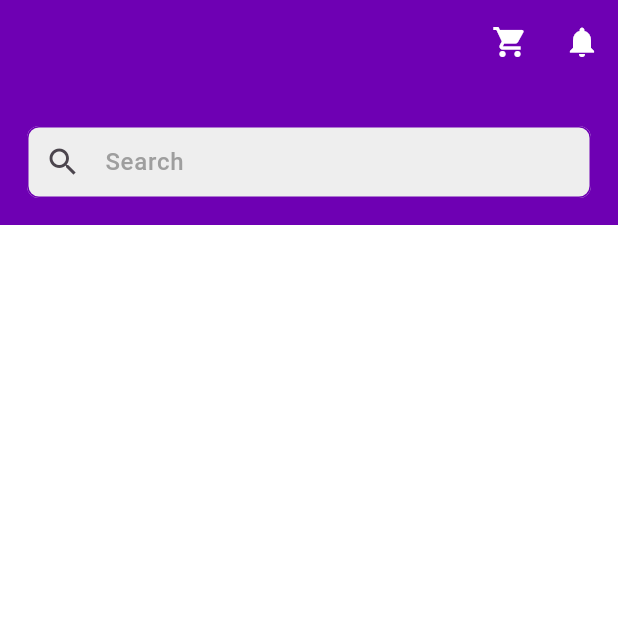
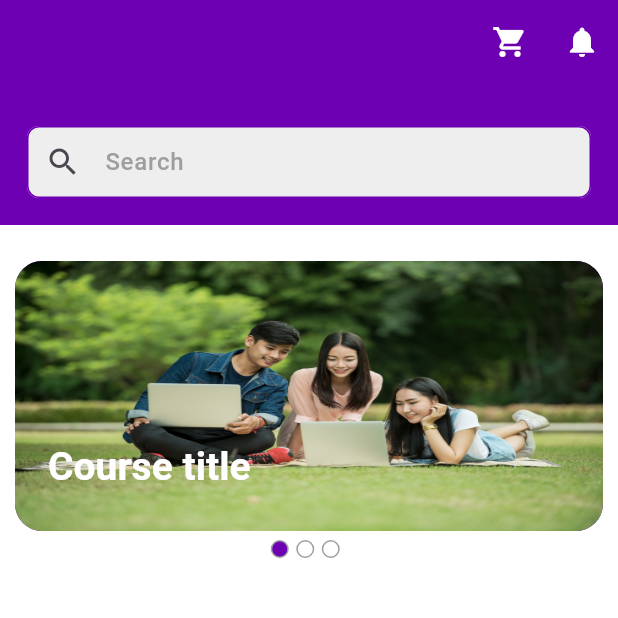
Before and after one commit to Ashraful-bijoy/learning_management_system, a Flutter app: the StudentHomeScreen screen opened directly, on a phone screen of 412 x 824 dp, the top half of it. Run offline on Flutter 3.47's test engine with Material 3 defaults, Android fonts, the phone set to English and light mode, and no system bars; drawn by our look-alikes of carousel_slider; our stand-ins replace get, lottie.

Commit message:
-new things added

```diff
--- a/lib/presentation/ui/screens/student/student_home_screen.dart
+++ b/lib/presentation/ui/screens/student/student_home_screen.dart
@@ -1,5 +1,7 @@
+import 'package:carousel_slider/carousel_slider.dart';
 import 'package:flutter/material.dart';
 import 'package:learning_management_system/presentation/ui/utils/app_colors.dart';
+import 'package:learning_management_system/presentation/ui/utils/assets_path.dart';
 import 'package:learning_management_system/presentation/ui/widgets/custom_app_bar_with_search.dart';
 
 class StudentHomeScreen extends StatefulWidget {
@@ -11,6 +13,7 @@ class StudentHomeScreen extends StatefulWidget {
 
 class _StudentHomeScreenState extends State<StudentHomeScreen> {
   final TextEditingController _searchController = TextEditingController();
+  final ValueNotifier<int> _selectedIndex = ValueNotifier(0);
 
   @override
   Widget build(BuildContext context) {
@@ -19,17 +22,85 @@ class _StudentHomeScreenState extends State<StudentHomeScreen> {
       body: CustomScrollView(
         slivers: [
           CustomAppBarWithSearch(searchController: _searchController),
-          const SliverToBoxAdapter(
+          SliverToBoxAdapter(
             child: Padding(
-              padding: EdgeInsets.all(16.0),
+              padding: const EdgeInsets.all(8.0),
               child: Column(
                 children: [
-                  SizedBox(height: 16),
+                  const SizedBox(height: 16),
                   Column(
                     children: [
-
+                      CarouselSlider(
+                        options: CarouselOptions(
+                          height: 180.0,
+                          viewportFraction: 1,
+                          onPageChanged: (index, reason) {
+                            _selectedIndex.value = index;
+                          },
+                        ),
+                        items: [1, 2, 3].map((i) {
+                          return Builder(
+                            builder: (BuildContext context) {
+                              return Container(
+                                width: MediaQuery.of(context).size.width,
+                                margin:
+                                    const EdgeInsets.symmetric(horizontal: 2.0),
+                                decoration: BoxDecoration(
+                                  color: AppColors.themeColor,
+                                  borderRadius: BorderRadius.circular(18),
+                                ),
+                                child: Stack(
+                                  children: [
+                                    ClipRRect(
+                                      borderRadius: BorderRadius.circular(18),
+                                      child: Image.asset(
+                                        AssetsPath.studyingImage,
+                                        height: 180,
+                                        width: double.maxFinite,
+                                        fit: BoxFit.fill,
+                                      ),
+                                    ),
+                                    Positioned(
+                                      left: 16,
+                                      bottom: 10,
+                                      child: _buildSliderProductTitleAndButton(
+                                        context,
+                                      ),
+                                    )
+                                  ],
+                                ),
+                              );
+                            },
+                          );
+                        }).toList(),
+                      ),
+                      const SizedBox(
+                        height: 6,
+                      ),
+                      ValueListenableBuilder(
+                          valueListenable: _selectedIndex,
+                          builder: (context, currentIndex, _) {
+                            return Row(
+                              mainAxisAlignment: MainAxisAlignment.center,
+                              children: [
+                                for (int i = 0; i < 3; i++)
+                                  Container(
+                                    height: 12,
+                                    width: 12,
+                                    margin: const EdgeInsets.only(right: 5),
+                                    decoration: BoxDecoration(
+                                      color: currentIndex == i
+                                          ? AppColors.themeColor
+                                          : null,
+                                      borderRadius: BorderRadius.circular(12),
+                                      border: Border.all(color: Colors.grey),
+                                    ),
+                                  ),
+                              ],
+                            );
+                          })
                     ],
-                  )
+                  ),
                 ],
               ),
             ),
@@ -38,4 +109,51 @@ class _StudentHomeScreenState extends State<StudentHomeScreen> {
       ),
     );
   }
+
+  Widget _buildSliderProductTitleAndButton(
+    BuildContext context,
+  ) {
+    return Container(
+      width: MediaQuery.of(context).size.width * 0.4,
+      // Ensures button fits within the screen width
+      padding: const EdgeInsets.all(6.0),
+      // Padding around text and button
+      decoration: BoxDecoration(
+        // Semi-transparent background for better readability
+        borderRadius: BorderRadius.circular(8),
+      ),
+      child: Column(
+        crossAxisAlignment: CrossAxisAlignment.start,
+        children: [
+          Text(
+            'Course title',
+            style: Theme.of(context).textTheme.titleLarge!.copyWith(
+              color: Colors.white,
+            ),
+          ),
+          const SizedBox(
+            height: 10,
+          ),
+          // ElevatedButton(
+          //   onPressed: () {},
+          //   style: ElevatedButton.styleFrom(
+          //     backgroundColor: Colors.white,
+          //     foregroundColor: AppColors.themeColor,
+          //     padding: const EdgeInsets.symmetric(
+          //       horizontal: 6.0,
+          //       vertical: 6.0,
+          //     ),
+          //   ),
+          //   child: const Text('Course Title'),
+          // ),
+        ],
+      ),
+    );
+  }
+
+  @override
+  void dispose() {
+    _selectedIndex.dispose();
+    super.dispose();
+  }
 }
--- a/lib/presentation/ui/utils/assets_path.dart
+++ b/lib/presentation/ui/utils/assets_path.dart
@@ -1,5 +1,8 @@
 class AssetsPath {
-  static const lottie = 'assets/lottie';
-  static const logInAnimation = '$lottie/login_page_animation.json';
-  static const signUpAnimation = '$lottie/sign_up_animation.json';
+  static const lottiePath = 'assets/lottie';
+  static const logInAnimation = '$lottiePath/login_page_animation.json';
+  static const signUpAnimation = '$lottiePath/sign_up_animation.json';
+
+  static const imagesPath = 'assets/images';
+  static const studyingImage = '$imagesPath/studying.jpg';
 }
--- a/pubspec.yaml
+++ b/pubspec.yaml
@@ -45,6 +45,7 @@ flutter:
 
   assets:
     - assets/lottie/
+    - assets/images/
   # An image asset can refer to one or more resolution-specific "variants", see
   # https://flutter.dev/to/resolution-aware-images
 
```
Also changed, not shown: assets/images/studying.jpg (added).
